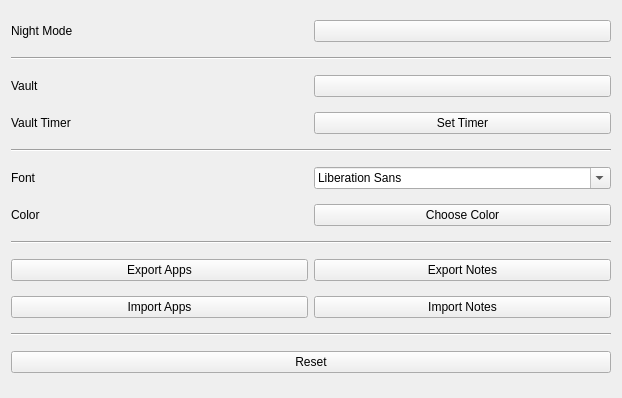
This is designs/xml/settings_tab.ui in daniel-deru/WorkMate-3.0 as Qt 5 draws it before an edit. The edited form follows.
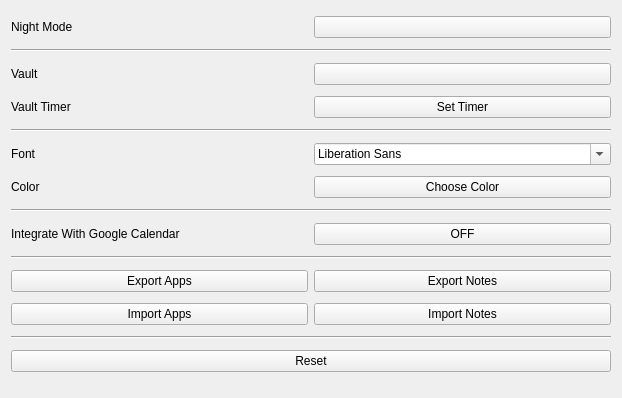
This is the edited form.

Commit message: added the google calendar api and it can authorize

Patch:
```diff
--- a/designs/xml/settings_tab.ui
+++ b/designs/xml/settings_tab.ui
@@ -114,6 +114,31 @@
      </item>
     </layout>
    </item>
+   <item>
+    <widget class="Line" name="line_4">
+     <property name="orientation">
+      <enum>Qt::Horizontal</enum>
+     </property>
+    </widget>
+   </item>
+   <item>
+    <layout class="QHBoxLayout" name="horizontalLayout_4">
+     <item>
+      <widget class="QLabel" name="lbl_calendar">
+       <property name="text">
+        <string>Integrate With Google Calendar</string>
+       </property>
+      </widget>
+     </item>
+     <item>
+      <widget class="QPushButton" name="btn_calendar">
+       <property name="text">
+        <string>OFF</string>
+       </property>
+      </widget>
+     </item>
+    </layout>
+   </item>
    <item>
     <widget class="Line" name="line_3">
      <property name="orientation">
```
The commit also changes 13 other files.
